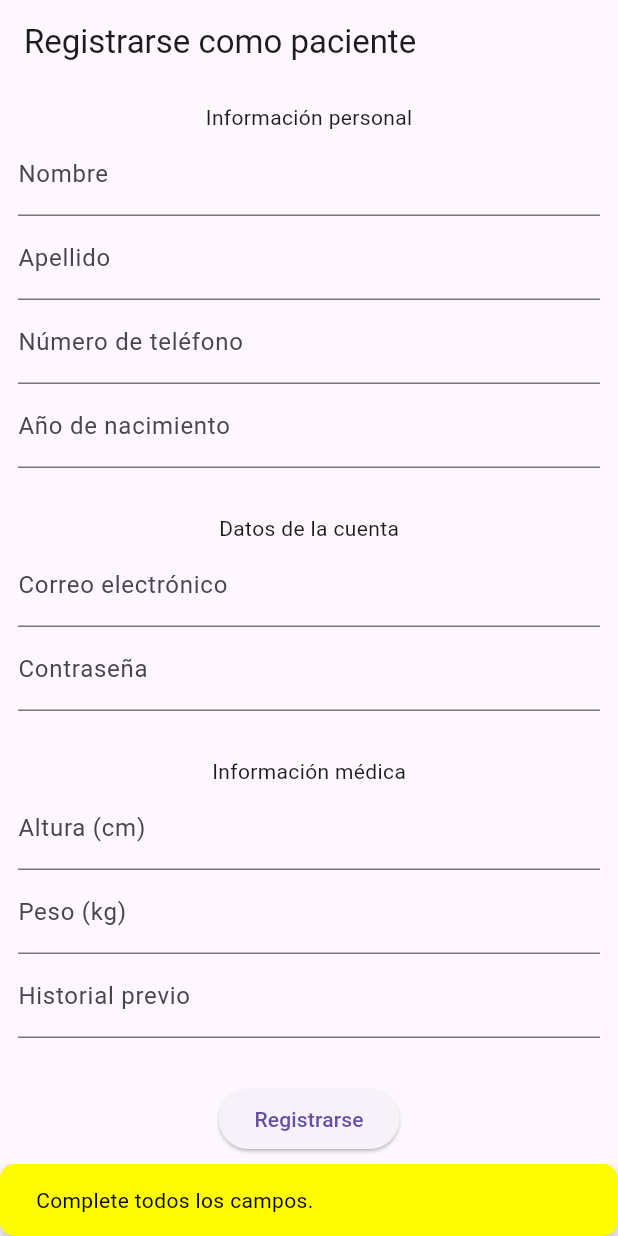
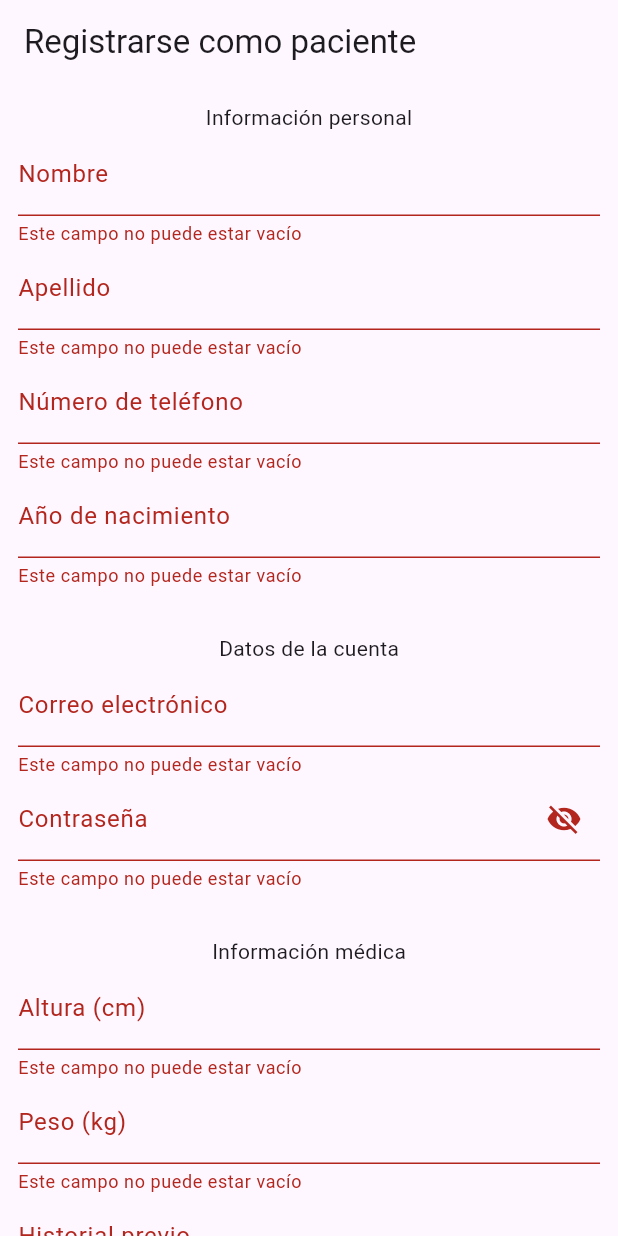
Before and after one commit to juliv07/Back-On-Track-App-2, a Flutter app: the PatientSignUpScreen screen opened by its route, after a tap on "Registrarse", on a phone screen of 412 x 824 dp. Run offline on Flutter 3.47's test engine with Material 3 defaults, Android fonts, the phone set to English and light mode, and no system bars; our stand-ins replace cloud_firestore, firebase_core, fl_chart, flutter_bluetooth_serial, flutter_riverpod, go_router and 1 more; accounts and stored records are empty.

Commit message:
Agregué validador y más a signup paciente
habría que hacerlo ahora en signup doctor

```diff
--- a/back_on_track_app_2/lib/presentations/patient/patient_signup_screen.dart
+++ b/back_on_track_app_2/lib/presentations/patient/patient_signup_screen.dart
@@ -1,11 +1,26 @@
+import 'package:back_on_track_app_2/entities/User.dart';
 import 'package:back_on_track_app_2/presentations/patient/patient_home_screen.dart';
+import 'package:back_on_track_app_2/providers/userDataProvider.dart';
 import 'package:cloud_firestore/cloud_firestore.dart';
 import 'package:flutter/material.dart';
 import 'package:flutter/services.dart';
+import 'package:flutter_riverpod/flutter_riverpod.dart';
 import 'package:go_router/go_router.dart';
 
+class PasswordVisibilityNotifier extends StateNotifier<bool> {
+  PasswordVisibilityNotifier() : super(true);
+
+  void toggle() {
+    state = !state;
+  }
+}
+
+final passwordVisibilityProvider = StateNotifierProvider<PasswordVisibilityNotifier, bool>((ref) {
+  return PasswordVisibilityNotifier();
+});
+
 // ignore: must_be_immutable
-class PatientSignUpScreen extends StatelessWidget {
+class PatientSignUpScreen extends ConsumerWidget {
   static const String name = 'patientSignup';
   PatientSignUpScreen({super.key});
 
@@ -19,35 +34,82 @@ class PatientSignUpScreen extends StatelessWidget {
   TextEditingController weightController = TextEditingController();
   TextEditingController previousInfoController = TextEditingController();
 
+  final focusNode1 = FocusNode();
+  final focusNode2 = FocusNode();
+  final focusNode3 = FocusNode();
+  final focusNode4 = FocusNode();
+  final focusNode5 = FocusNode();
+  final focusNode6 = FocusNode();
+  final focusNode7 = FocusNode();
+  final focusNode8 = FocusNode();
+  final focusNode9 = FocusNode();
+  final focusNode10 = FocusNode();
+
+  final _formKey = GlobalKey<FormState>();
+
   FirebaseFirestore db = FirebaseFirestore.instance;
 
   @override
-  Widget build(BuildContext context) {
+  Widget build(BuildContext context, ref) {
+
+    final phoneIsNumeric = phoneController.text.runes.every((r) => r >= 48 && r <= 57);
+    final birthYearIsNumeric = birthYearController.text.runes.every((r) => r >= 48 && r <= 57);
+
     return Scaffold(
       appBar: AppBar(title: const Text('Registrarse como paciente'),),
       body: SingleChildScrollView(
         child: Center(
           child: Padding(
             padding: const EdgeInsets.all(12.0),
+            child: Form(
+              key: _formKey,
+              //autovalidateMode: AutovalidateMode.onUserInteraction, // Activar la validación automática al interactuar
               child: Column(
                 mainAxisAlignment: MainAxisAlignment.center,
                 children: [
                   const Text('Información personal'),
-                TextField(//NAME
+                  TextFormField(//NAME
+                    focusNode: focusNode1,
+                    textInputAction: TextInputAction.next,
+                    onFieldSubmitted: (_) {
+                      FocusScope.of(context).requestFocus(focusNode2);
+                    },
                     controller: nameController,
                     decoration: const InputDecoration(
                       labelText: 'Nombre',
                       hintText: 'Juan',
-                  )
                     ),
-                TextField(//SURNAME
+                    validator: (value) {
+                      if (value == null || value.isEmpty) {
+                        return 'Este campo no puede estar vacío';
+                      }
+                      return null; // Devuelve null si no hay error
+                    },
+                  ),
+                  TextFormField(//SURNAME
+                    focusNode: focusNode2,
+                    textInputAction: TextInputAction.next,
+                    onFieldSubmitted: (_) {
+                      FocusScope.of(context).requestFocus(focusNode3);
+                    },
                     controller: surnameController,
                     decoration: const InputDecoration(
                       labelText: 'Apellido',
                       hintText: 'Pérez',
-                  )
                     ),
-                TextField(//PHONE
+                    validator: (value) {
+                      if (value == null || value.isEmpty) {
+                        return 'Este campo no puede estar vacío';
+                      }
+                      return null; // Devuelve null si no hay error
+                    },
+                  ),
+                  TextFormField(//PHONE
+                    focusNode: focusNode3,
+                    textInputAction: TextInputAction.next,
+                    onFieldSubmitted: (_) {
+                      FocusScope.of(context).requestFocus(focusNode4);
+                    },
                     controller: phoneController,
                     keyboardType: TextInputType.phone,
                     inputFormatters: <TextInputFormatter>[
@@ -56,203 +118,191 @@ class PatientSignUpScreen extends StatelessWidget {
                     decoration: const InputDecoration(
                       labelText: 'Número de teléfono',
                       hintText: '1112345678',
-                  )
                     ),
-                TextField(//BIRTH YEAR
+                    validator: (value) {
+                      if (value == null || value.isEmpty) {
+                        return 'Este campo no puede estar vacío';
+                      } else if (phoneIsNumeric==false){
+                        return 'El número de teléfono no puede contener símbolos o letras';
+                      }
+                      return null; // Devuelve null si no hay error
+                    },
+                  ),
+                  TextFormField(//BIRTH YEAR
+                    focusNode: focusNode4,
+                    textInputAction: TextInputAction.next,
+                    onFieldSubmitted: (_) {
+                      FocusScope.of(context).requestFocus(focusNode5);
+                    },
                     controller: birthYearController,
                     keyboardType: TextInputType.datetime,
                     decoration: const InputDecoration(
                       labelText: 'Año de nacimiento',
                       hintText: '1978',
-                  )
+                    ),
+                     validator: (value) {
+                      if (value == null || value.isEmpty) {
+                        return 'Este campo no puede estar vacío';
+                      } else if (birthYearIsNumeric==false || int.parse(value)>=2024 || int.parse(value)<1900){
+                        return 'Ingrese un año válido';
+                      }
+                      return null; // Devuelve null si no hay error
+                    },
                   ),
 
                   const SizedBox(height: 30.0),
                   const Text('Datos de la cuenta'),
 
-                TextField(//EMAIL
+                  TextFormField(//EMAIL
+                    focusNode: focusNode5,
+                    textInputAction: TextInputAction.next,
+                    onFieldSubmitted: (_) {
+                      FocusScope.of(context).requestFocus(focusNode6);
+                    },
                     controller: emailController,
                     keyboardType: TextInputType.emailAddress,
                     decoration: const InputDecoration(
                       labelText: 'Correo electrónico',
                       hintText: 'ejemplo@correo.com',
-                  )
                     ),
-                TextField(//PASSWORD
+                     validator: (value) {
+                      if (value == null || value.isEmpty) {
+                        return 'Este campo no puede estar vacío';
+                      }
+                      else if (value.contains('@')==false || '@'.allMatches(value).length > 1){
+                        return 'Ingrese un correo elecrónico válido';
+                      }
+                      return null; // Devuelve null si no hay error
+                    },
+                  ),
+                  TextFormField(//PASSWORD
+                    focusNode: focusNode6,
+                    textInputAction: TextInputAction.next,
+                    onFieldSubmitted: (_) {
+                      FocusScope.of(context).requestFocus(focusNode7);
+                    },
                     controller: pswdController,
-                  obscureText: true,
-                  decoration: const InputDecoration(
+                    obscureText: ref.watch(passwordVisibilityProvider),
+                    decoration: InputDecoration(
                       labelText: 'Contraseña',
-                  )
+                      suffixIcon: IconButton(
+                        icon: Icon(
+                          ref.watch(passwordVisibilityProvider)
+                              ? Icons.visibility_off
+                              : Icons.visibility,
+                        ),
+                        onPressed: () {
+                          ref.read(passwordVisibilityProvider.notifier).toggle();
+                        },
+                      ),
+                    ),
+                     validator: (value) {
+                      if (value == null || value.isEmpty) {
+                        return 'Este campo no puede estar vacío';
+                      } else if (value.length<8){
+                        return 'La contraseña debe contener más de 8 caracteres';
+                      }
+                      return null; // Devuelve null si no hay error
+                    },
                   ),
 
                   const SizedBox(height: 30.0),
                   const Text('Información médica'),
 
-                TextField(//HEIGHT
+                  TextFormField(//HEIGHT
+                    focusNode: focusNode7,
+                    textInputAction: TextInputAction.next,
+                    onFieldSubmitted: (_) {
+                      FocusScope.of(context).requestFocus(focusNode8);
+                    },
                     controller: heightController,
                     keyboardType: TextInputType.number,
                     decoration: const InputDecoration(//
                       labelText: 'Altura (cm)',
                       hintText: '174',
-                  )
                     ),
-                TextField(//WEIGHT
+                     validator: (value) {
+                      if (value == null || value.isEmpty) {
+                        return 'Este campo no puede estar vacío';
+                      } else if (value.contains(',')){
+                        return "Ingrese los decimales con un punto. Ej: '174.5'";
+                      } else if (double.parse(value)>250 || double.parse(value)<60){
+                        return 'Ingrese una altura válida';
+                      }
+                      return null; // Devuelve null si no hay error
+                    },
+                  ),
+                  TextFormField(//WEIGHT
+                    focusNode: focusNode8,
+                    textInputAction: TextInputAction.next,
+                    onFieldSubmitted: (_) {
+                      FocusScope.of(context).requestFocus(focusNode9);
+                    },
                     controller: weightController,
                     keyboardType: TextInputType.number,
                     decoration: const InputDecoration(//
                       labelText: 'Peso (kg)',
                       hintText: '65',
-                  )
                     ),
-                TextField(//PREVIOUS INFORMTION
+                    validator: (value) {
+                      if (value == null || value.isEmpty) {
+                        return 'Este campo no puede estar vacío';
+                      } else if (value.contains(',')){
+                        return "Ingrese los decimales con un punto. Ej: '65.8'";
+                      }
+                      return null; // Devuelve null si no hay error
+                    },
+                  ),
+                  TextFormField(//PREVIOUS INFORMTION
+                    focusNode: focusNode9,
+                    textInputAction: TextInputAction.next,
+                    onFieldSubmitted: (_) {
+                      FocusScope.of(context).requestFocus(focusNode10);
+                    },
                     controller: previousInfoController,
                     decoration: const InputDecoration(//
                       labelText: 'Historial previo',
-                  )
+                    ),
+                    validator: (value) {
+                      if (value == null || value.isEmpty) {
+                        return 'Este campo no puede estar vacío';
+                      }
+                      return null; // Devuelve null si no hay error
+                    },
                   ),
 
                   const SizedBox(height: 30.0),
                   ElevatedButton(
+                    focusNode: focusNode10,
                     onPressed: (){
-                    String inputName = nameController.text;
-                    String inputSurname = surnameController.text;
-                    String inputPhone = phoneController.text;
-                    String inputBirthYear = birthYearController.text;
-                    String inputEmail = emailController.text;
-                    String inputPswd = pswdController.text;
-                    String inputHeight = heightController.text;
-                    String inputWeight = weightController.text;
-                    String inputPreviousInfo = previousInfoController.text;
-
-                    if(inputName.isEmpty || inputSurname.isEmpty || inputPhone.isEmpty ||
-                    inputBirthYear.isEmpty || inputEmail.isEmpty || inputPswd.isEmpty ||
-                    inputHeight.isEmpty || inputWeight.isEmpty || inputPreviousInfo.isEmpty){
-
-                      SnackBar emptyFields = SnackBar(
-                        content: const Text('Complete todos los campos.',
-                          style: TextStyle(color: Colors.black)),
-                        backgroundColor: const Color.fromARGB(255, 255, 251, 0),
-                        shape: RoundedRectangleBorder(
-                          borderRadius: BorderRadius.circular(10),
-                        ),
-                        duration: const Duration(seconds: 2),
-                      );
-                      ScaffoldMessenger.of(context).showSnackBar(emptyFields);
-                      return;
-                    }
-
-                    final phoneIsNumeric = inputPhone.runes.every((r) => r >= 48 && r <= 57);
-                      if(phoneIsNumeric == false){
-                        SnackBar phoneNotNumeric = SnackBar(
-                        content: const Text('Número de teléfono no válido.',
-                            style: TextStyle(color: Colors.black)),
-                        backgroundColor: const Color.fromARGB(255, 255, 251, 0),
-                        shape: RoundedRectangleBorder(
-                          borderRadius: BorderRadius.circular(10),
-                        ),
-                        duration: const Duration(seconds: 2),
-                      );
-                      ScaffoldMessenger.of(context).showSnackBar(phoneNotNumeric);
-                      return;
-                    }
-
-                    final birthYearIsNumeric = inputBirthYear.runes.every((r) => r >= 48 && r <= 57);
-                      if(birthYearIsNumeric == false || int.parse(inputBirthYear)>=2024){
-                        SnackBar birthYearNotNumeric = SnackBar(
-                        content: const Text('Año de nacimiento no válido.',
-                            style: TextStyle(color: Colors.black)),
-                        backgroundColor: const Color.fromARGB(255, 255, 251, 0),
-                        shape: RoundedRectangleBorder(
-                          borderRadius: BorderRadius.circular(10),
-                        ),
-                        duration: const Duration(seconds: 2),
-                      );
-                      ScaffoldMessenger.of(context).showSnackBar(birthYearNotNumeric);
-                      return;
-                    }
-
-                    int atCount = '@'.allMatches(inputEmail).length;
-                    if(atCount==0 || atCount > 1){
-                      SnackBar wrongEmail = SnackBar(
-                      content: const Text('Correo electrónico no válido.',
-                          style: TextStyle(color: Colors.black)),
-                      backgroundColor: const Color.fromARGB(255, 255, 251, 0),
-                      shape: RoundedRectangleBorder(
-                        borderRadius: BorderRadius.circular(10),
-                      ),
-                      duration: const Duration(seconds: 2),
-                    );
-                    ScaffoldMessenger.of(context).showSnackBar(wrongEmail);
-                    return;
-                    }
-
-                    if(inputPswd.length<8){
-                      SnackBar pswdTooShort = SnackBar(
-                      content: const Text('La contraseña debe contener al menos 8 dígitos.',
-                          style: TextStyle(color: Colors.black)),
-                      backgroundColor: const Color.fromARGB(255, 255, 251, 0),
-                      shape: RoundedRectangleBorder(
-                        borderRadius: BorderRadius.circular(10),
-                      ),
-                      duration: const Duration(seconds: 2),
-                    );
-                    ScaffoldMessenger.of(context).showSnackBar(pswdTooShort);
-                    return;
-                    }
-
-                    final heightIsNumeric = inputHeight.runes.every((r) => r >= 48 && r <= 57);
-                      if(heightIsNumeric == false){
-                        SnackBar heightNotNumeric = SnackBar(
-                        content: const Text('Altura no válida.',
-                            style: TextStyle(color: Colors.black)),
-                        backgroundColor: const Color.fromARGB(255, 255, 251, 0),
-                        shape: RoundedRectangleBorder(
-                          borderRadius: BorderRadius.circular(10),
-                        ),
-                        duration: const Duration(seconds: 2),
-                      );
-                      ScaffoldMessenger.of(context).showSnackBar(heightNotNumeric);
-                      return;
-                    }
-
-                    final weightIsNumeric = inputHeight.runes.every((r) => r >= 48 && r <= 57);
-                      if(weightIsNumeric == false){
-                        SnackBar weightIsNotNumeric = SnackBar(
-                        content: const Text('Peso no válido.',
-                            style: TextStyle(color: Colors.black)),
-                        backgroundColor: const Color.fromARGB(255, 255, 251, 0),
-                        shape: RoundedRectangleBorder(
-                          borderRadius: BorderRadius.circular(10),
-                        ),
-                        duration: const Duration(seconds: 2),
-                      );
-                      ScaffoldMessenger.of(context).showSnackBar(weightIsNotNumeric);
-                      return;
-                    }
-
-                    if(inputName.isEmpty == false && inputSurname.isEmpty == false &&
-                    inputPhone.isEmpty == false &&  inputBirthYear.isEmpty == false &&
-                    inputEmail.isEmpty == false && inputPswd.isEmpty == false &&
-                    inputHeight.isEmpty == false && inputWeight.isEmpty == false &&
-                    inputPreviousInfo.isEmpty == false && phoneIsNumeric && birthYearIsNumeric &&
-                    int.parse(inputBirthYear)<=2024 && atCount==1 && inputPswd.length>=8 &&
-                    heightIsNumeric && weightIsNumeric){
-
+                      if (_formKey.currentState?.validate() ?? false) {
                         final data = {
                           'isDoctor':false,
-                        'name':inputName,
-                        'surname':inputSurname,
-                        'phone':inputPhone,
-                        'birthYear':inputBirthYear,
-                        'email':inputEmail,
-                        'password':inputPswd,
-                        'height':inputHeight,
-                        'weight':inputWeight,
-                        'previousInfo':inputPreviousInfo,
+                          'name':nameController.text,
+                          'surname':surnameController.text,
+                          'phone':phoneController.text,
+                          'birthYear':birthYearController.text,
+                          'email':emailController.text,
+                          'password':pswdController.text,
+                          'height':heightController.text,
+                          'weight':weightController.text,
+                          'previousInfo':previousInfoController.text,
                         };
 
                         db.collection('users').add(data).then((documentSnapshot) => print("Added Data with ID: ${documentSnapshot.id}"));
+
+                        ref.read(userInfoProvider.notifier).state = User(
+                          isDoctor:false,
+                          name:nameController.text,
+                          surname:surnameController.text,
+                          phone:phoneController.text,
+                          birthYear: int.parse(birthYearController.text),
+                          email:emailController.text,
+                          password:pswdController.text,
+                          height: double.parse(heightController.text),
+                          weight: double.parse(weightController.text),
+                          previousInfo:previousInfoController.text,
+                        );
 
                         context.goNamed(PatientHomeScreen.name);
                       }
@@ -263,6 +313,7 @@ class PatientSignUpScreen extends StatelessWidget {
             ),
           ),
         ),
+      ),
     );
   }
 }
--- a/back_on_track_app_2/pubspec.yaml
+++ b/back_on_track_app_2/pubspec.yaml
@@ -4,7 +4,7 @@ publish_to: 'none'
 version: 0.1.0
 
 environment:
-  sdk: '3.3.1'
+  sdk: '3.4.3'
 
 dependencies:
   cloud_firestore: ^5.1.0
```
Also changed, not shown: back_on_track_app_2/pubspec.lock. Lines whose indentation alone changed are shown as unchanged.
